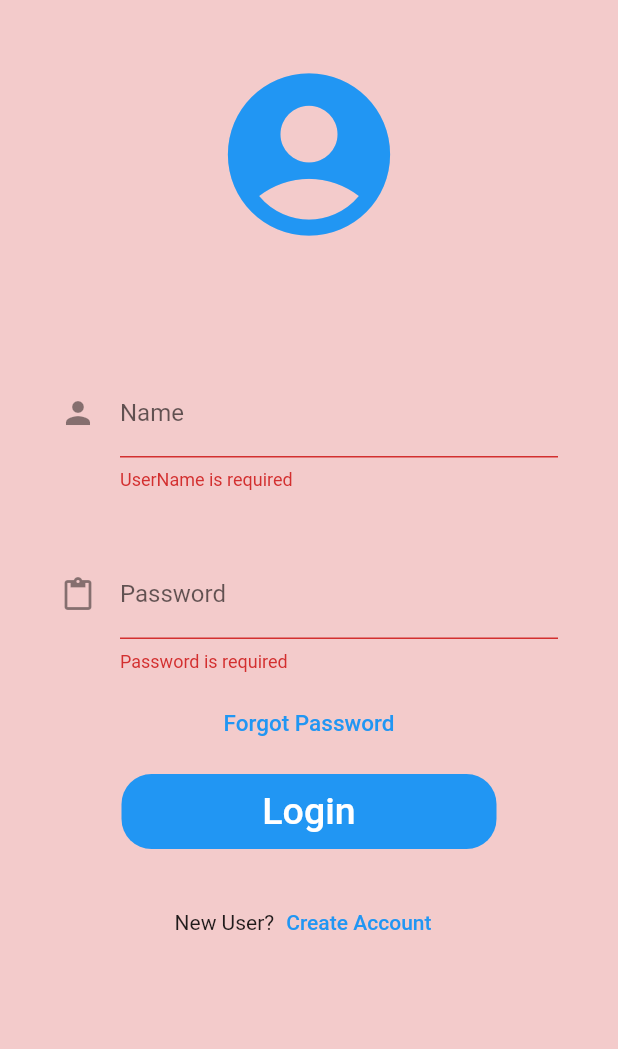
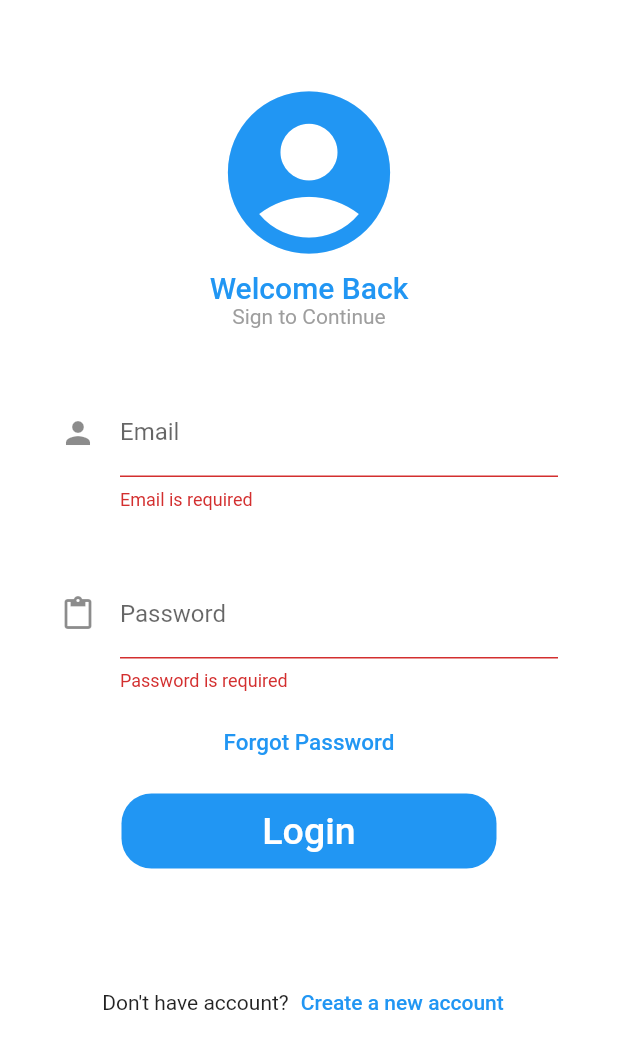
Before and after one commit to AslinGeo/login, a Flutter app: the screen it shows after launch, after a tap on "Login", on a phone screen of 412 x 824 dp. Shown: the top 1049 px of the screen. Run offline on Flutter 3.47's test engine with Material 2 defaults, Android fonts, the phone set to English and light mode, and no system bars; our stand-ins replace sqflite; accounts and stored records are empty.

Commit message:
sign up page design done

```diff
--- /dev/null
+++ b/lib/database/repo.dart
@@ -0,0 +1,38 @@
+
+import 'package:login/database/dbconnection.dart';
+import 'package:sqflite/sqflite.dart';
+
+
+
+class Repo{
+   late DatabaseConnection _databaseConnection;
+  Repo(){
+    _databaseConnection=DatabaseConnection();
+  }
+  static Database? _database;
+
+Future<Database?>get database async {
+			if (_database != null) {
+				return _database;
+			} else {
+				_database = await _databaseConnection.setDatabase();
+				return _database;
+			}
+		}
+
+
+insertData(table,data) async{
+
+  var connection= await database;
+  return await connection?.rawInsert(
+
+      'INSERT INTO ${table} (name,email, password) VALUES(?,?,?)',[data["name"],data["email"],data["password"]]);
+
+
+}
+checkLogin(email,password) async{
+  var connection=await database;
+  return await connection?.query('users', where: '"email" = ?''"password"=?', whereArgs: [[email],[password]]);
+
+}
+}
--- a/lib/login/loginpage.dart
+++ b/lib/login/loginpage.dart
@@ -1,6 +1,8 @@
 
 
 import 'package:flutter/material.dart';
+import 'package:login/login/signup.dart';
+import 'package:login/service/loginservice.dart';
 
 import '../pages/homescreen.dart';
 
@@ -18,13 +20,15 @@ class _LoginState extends State<Login> {
   @override
   Widget build(BuildContext context) {
     return Scaffold(
-      backgroundColor: Color.fromARGB(255, 243, 203, 203),
+      backgroundColor: Colors.white,
       body: SingleChildScrollView(
           child: SafeArea(
         child: Column(
           children: [
+            const SizedBox(height: 50,),
+
             Container(
-              height: MediaQuery.of(context).size.height * 0.25,
+              // height: MediaQuery.of(context).size.height * 0.25,
               child: Center(
                 child: Row(
                   mainAxisAlignment: MainAxisAlignment.center,
@@ -41,6 +45,14 @@ class _LoginState extends State<Login> {
                 ),
               ),
             ),
+            Column(
+              mainAxisAlignment: MainAxisAlignment.center,
+              children:const [
+                 Text('Welcome Back',
+               style: TextStyle(fontSize: 20,color: Colors.blue,fontWeight: FontWeight.w500),),
+               Text('Sign to Continue',style: TextStyle(color: Colors.grey),)
+              ],
+            ),
             Container(
               margin: const EdgeInsets.all(40),
               child: Form(
@@ -51,14 +63,14 @@ class _LoginState extends State<Login> {
                         controller: emailcontroller,
                         validator: (value){
                           if(value==null || value.isEmpty){
-                            return 'UserName is required';
+                            return 'Email is required';
                           }
                           return null;
 
                         },
                         decoration: const InputDecoration(
-                          hintText: 'Enter Username',
-                          labelText: 'Name',
+                          hintText: 'Enter Email',
+                          labelText: 'Email',
                           icon: Icon(Icons.person),
                         )),
                     const SizedBox(
@@ -99,15 +111,19 @@ class _LoginState extends State<Login> {
                           color: Colors.blue,
                           borderRadius: BorderRadius.circular(20)),
                       child: FlatButton(
-                        onPressed: () {
+                        onPressed: () async {
                           if(_formkey.currentState!.validate())
                           {
+                            var value=await LoginService().checkLogin(emailcontroller.text, passcontroller.text);
+                            if(value.length >0)
+                            {
+                                 Navigator.push(
+                              context,
+                              MaterialPageRoute(
+                                  builder: (_) => const HomeScreen()));
+                            }
+                          }
 
-                          }
-                          // Navigator.push(
-                          //     context,
-                          //     MaterialPageRoute(
-                          //         builder: (_) => const HomeScreen()));
                         },
                         child: const Text(
                           'Login',
@@ -118,20 +134,26 @@ class _LoginState extends State<Login> {
                     const SizedBox(
                       height: 25,
                     ),
-                    Row(
+
+                  ],
+                ),
+              ),
+            ),
+             Row(
                       mainAxisAlignment: MainAxisAlignment.center,
                      children: [
-                       const Text('New User?'),
-                       TextButton(onPressed: (){},
-                        child: const Text('Create Account',
+                       const Text("Don't have account?"),
+                       TextButton(onPressed: (){
+                         Navigator.push(
+                              context,
+                              MaterialPageRoute(
+                                  builder: (_) => const SignUp()));
+                       },
+                        child: const Text('Create a new account',
                         style: TextStyle(color: Colors.blue),))
                      ],
 
                     )
-                  ],
-                ),
-              ),
-            ),
           ],
         ),
       )),
--- /dev/null
+++ b/lib/modal/loginmodal.dart
@@ -0,0 +1,29 @@
+
+
+class LoginModal{
+  int? id;
+  String? name;
+  String? email;
+  String? password;
+  LoginModal({this.id,this.name,this.email,this.password});
+
+  loginmap(){
+    var mapping=Map<String, dynamic>();
+    mapping['id']=id;
+    mapping['name']=name;
+    mapping['email']=email;
+    mapping['password']=password;
+    return mapping;
+
+  }
+
+   factory LoginModal.fromJson(json){
+    return LoginModal(
+id:json['id'],
+name: json['name'],
+email: json['email'],
+password: json['password'],
+
+    );
+  }
+}
--- /dev/null
+++ b/lib/service/loginservice.dart
@@ -0,0 +1,19 @@
+import 'package:login/modal/loginmodal.dart';
+
+import '../database/repo.dart';
+
+class LoginService{
+  late Repo _repo;
+  LoginService(){
+    _repo=Repo();
+  }
+
+  saveData(LoginModal login) async{
+  //  print(todo);
+   return await _repo.insertData('users', login.loginmap());
+
+ }
+ checkLogin(email,password) async{
+  return await _repo.checkLogin(email, password);
+ }
+}
--- a/pubspec.yaml
+++ b/pubspec.yaml
@@ -34,6 +34,8 @@ dependencies:
   # The following adds the Cupertino Icons font to your application.
   # Use with the CupertinoIcons class for iOS style icons.
   cupertino_icons: ^1.0.2
+  sqflite: ^2.0.2+1
+  path_provider: ^2.0.9
 
 dev_dependencies:
   flutter_test:
@@ -60,7 +62,6 @@ flutter:
   # To add assets to your application, add an assets section, like this:
   assets:
     - assets/splashscreen/
-    - assets/login/
 
   # An image asset can refer to one or more resolution-specific "variants", see
   # https://flutter.dev/assets-and-images/#resolution-aware.
```
Also changed, not shown: lib/database/dbconnection.dart (added, +20 -0 lines), lib/login/signup.dart (added, +193 -0 lines), pubspec.lock.
